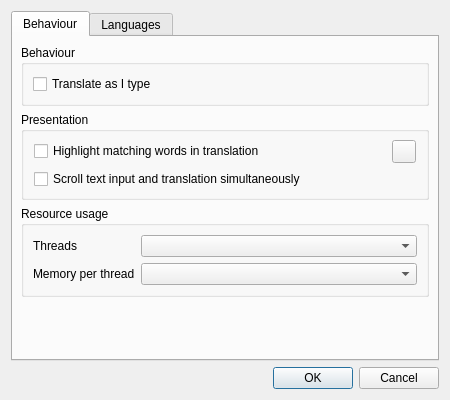
XapaJIaMnu/translateLocally, file src/TranslatorSettingsDialog.ui: the form before one commit.
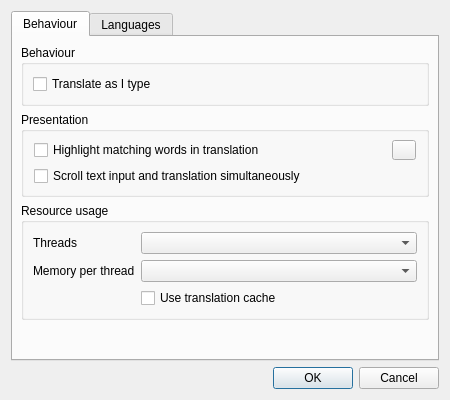
The form after the commit. Custom widgets are drawn as their Qt base class.

The edit to the form file:
```diff
--- a/src/TranslatorSettingsDialog.ui
+++ b/src/TranslatorSettingsDialog.ui
@@ -133,6 +133,19 @@
             </property>
            </widget>
           </item>
+          <item row="2" column="1">
+           <widget class="QCheckBox" name="cacheTranslationsCheckbox">
+            <property name="toolTip">
+             <string>When enabled, translations of sentences are 
+remembered while the program is running to
+speed up re-translation at the cost of a bit
+of memory.</string>
+            </property>
+            <property name="text">
+             <string>Use translation cache</string>
+            </property>
+           </widget>
+          </item>
          </layout>
         </widget>
        </item>
```
